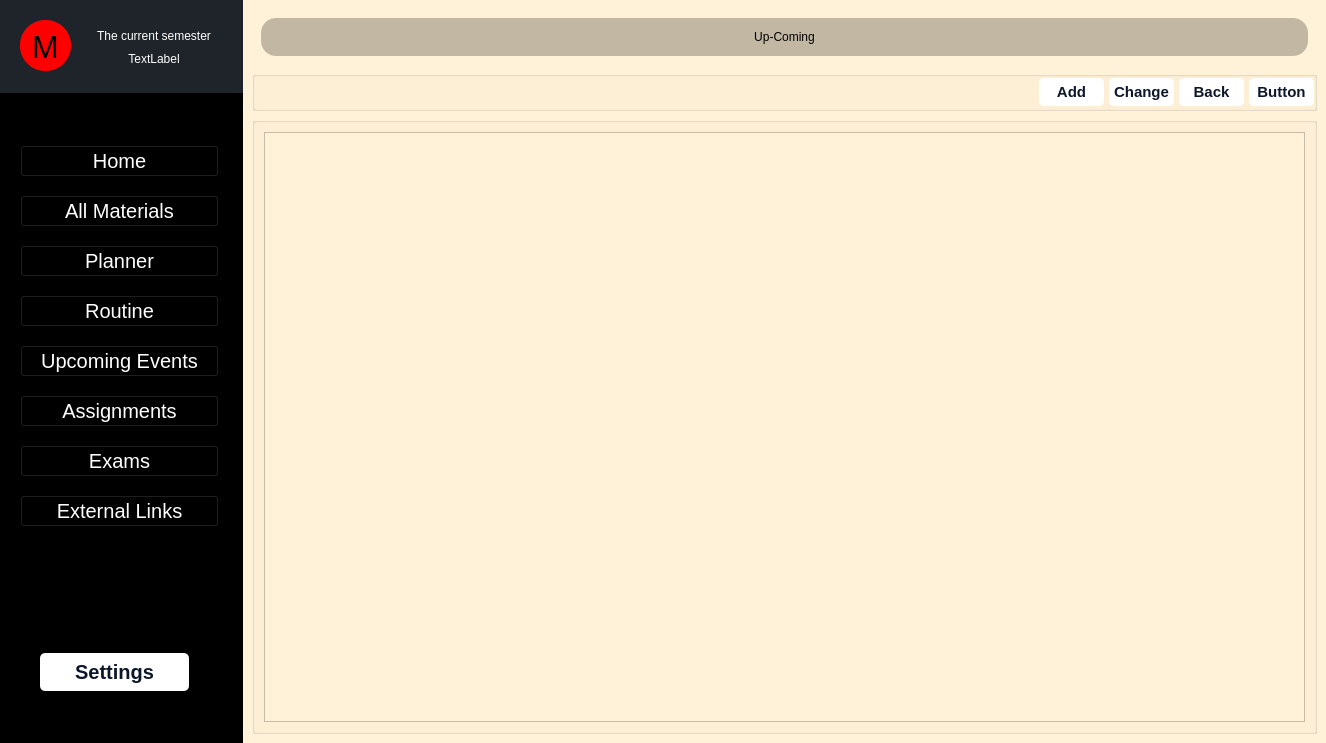
First picture: the form in main_shit/primary_window.ui, repository Deatrax/ordo, before the edit.
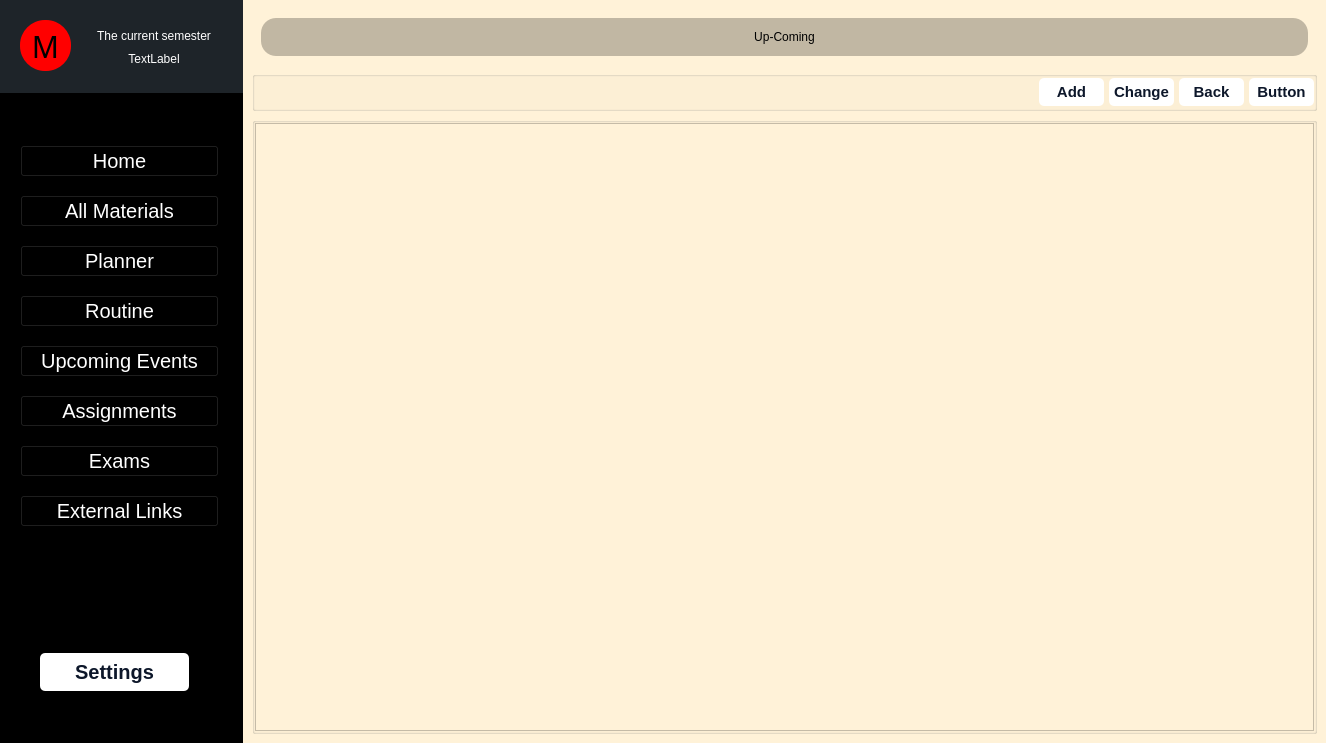
Second picture: the form after the edit. The open tabs and pages were chosen to show the change.

What changed in the file:
```diff
--- a/main_shit/primary_window.ui
+++ b/main_shit/primary_window.ui
@@ -1234,6 +1234,21 @@
               <set>Qt::AlignLeading|Qt::AlignLeft|Qt::AlignVCenter</set>
              </property>
              <layout class="QVBoxLayout" name="verticalLayout_82">
+              <property name="spacing">
+               <number>3</number>
+              </property>
+              <property name="leftMargin">
+               <number>0</number>
+              </property>
+              <property name="topMargin">
+               <number>0</number>
+              </property>
+              <property name="rightMargin">
+               <number>0</number>
+              </property>
+              <property name="bottomMargin">
+               <number>0</number>
+              </property>
               <item>
                <widget class="QScrollArea" name="bal">
                 <property name="widgetResizable">
@@ -1244,8 +1259,8 @@
                   <rect>
                    <x>0</x>
                    <y>0</y>
-                   <width>1039</width>
-                   <height>588</height>
+                   <width>1051</width>
+                   <height>590</height>
                   </rect>
                  </property>
                  <layout class="QVBoxLayout" name="verticalLayout_83"/>
```
Left out of the diff: 2 changed lines with no effect on the pictures.
